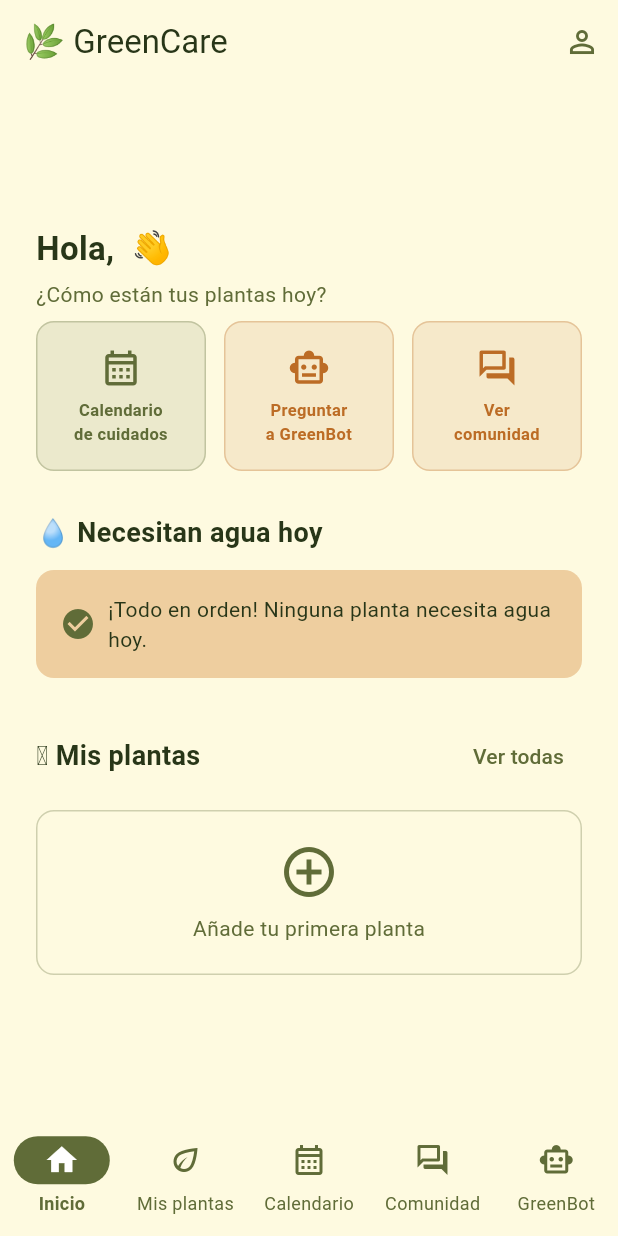
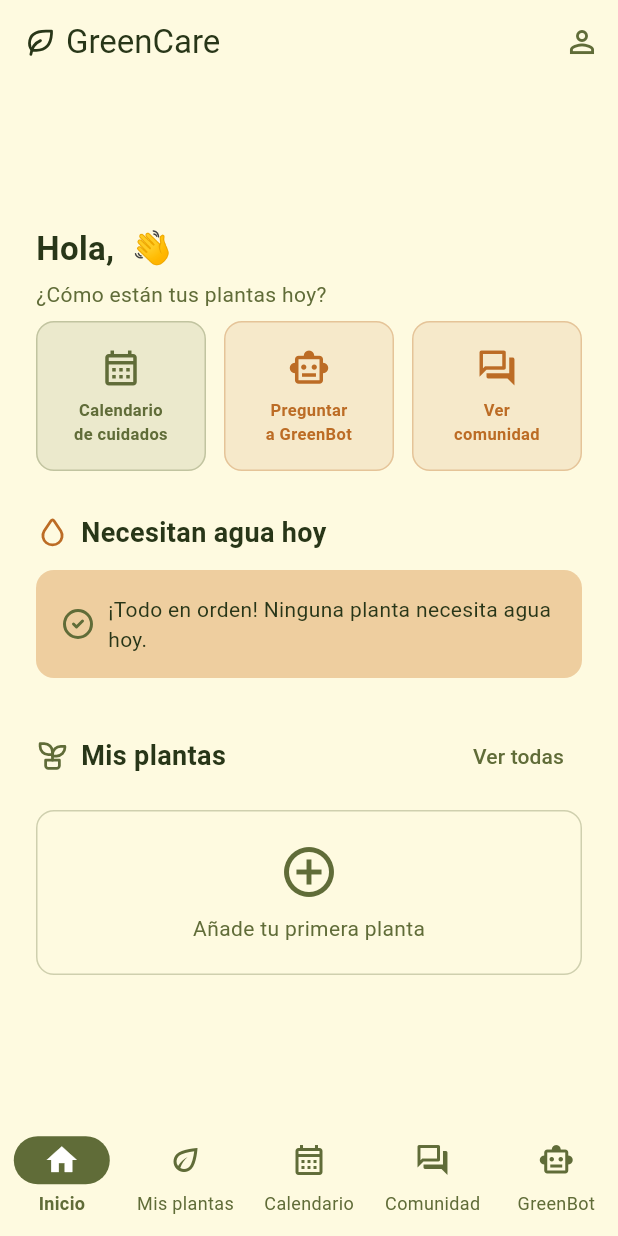
Before and after one commit to naroa0699/greencare-app, a Flutter app: the screen it shows once a user with an empty profile is signed in, on a phone screen of 412 x 824 dp. Run offline on Flutter 3.47's test engine with Material 3 defaults, Android fonts, the phone set to English and light mode, and no system bars; our stand-ins replace cached_network_image, cloud_firestore, firebase_auth, firebase_core, flutter_local_notifications, go_router and 5 more; accounts and stored records are empty; network calls fail.

Commit message:
Reemplazar emojis e iconos Material por Tabler Icons en home screen
Sustituye los emojis (🌿 🔥 💧 🪴) e Icons de Material Design por
iconos vectoriales de tabler_icons (leaf, flame, droplet, plant,
circle_check) para una UI más consistente y profesional.

Co-Authored-By: Claude Sonnet 4.6 <noreply@anthropic.com>

```diff
--- a/greencare_flutter/lib/presentation/screens/home/home_screen.dart
+++ b/greencare_flutter/lib/presentation/screens/home/home_screen.dart
@@ -4,6 +4,7 @@ import 'package:firebase_auth/firebase_auth.dart' hide AuthProvider;
 import 'package:cloud_firestore/cloud_firestore.dart';
 import 'package:go_router/go_router.dart';
 import 'package:provider/provider.dart';
+import 'package:tabler_icons/tabler_icons.dart';
 import '../../../providers/auth_provider.dart' as app_auth;
 import '../../../data/repositories/user_plant_repository.dart';
 import '../../../data/models/user_plant_model.dart';
@@ -37,7 +38,14 @@ class _HomeScreenState extends State<HomeScreen> {
       appBar: kIsWeb
           ? null
           : AppBar(
-              title: const Text('🌿 GreenCare'),
+              title: const Row(
+                mainAxisSize: MainAxisSize.min,
+                children: [
+                  Icon(TablerIcons.leaf, size: 22),
+                  SizedBox(width: 6),
+                  Text('GreenCare'),
+                ],
+              ),
               actions: [
                 IconButton(
                   icon: const Icon(Icons.person_outline),
@@ -130,7 +138,7 @@ class _HomeScreenState extends State<HomeScreen> {
                           child: Row(
                             mainAxisSize: MainAxisSize.min,
                             children: [
-                              const Text('🔥', style: TextStyle(fontSize: 20)),
+                              Icon(TablerIcons.flame, color: Colors.orange, size: 22),
                               const SizedBox(width: 8),
                               Text(
                                 '¡Llevas $streak día${streak == 1 ? '' : 's'} de racha!',
@@ -172,13 +180,19 @@ class _HomeScreenState extends State<HomeScreen> {
                     ),
                     const SizedBox(height: 28),
 
+                    Row(
+                      children: [
+                        Icon(TablerIcons.droplet, color: scheme.secondary, size: 22),
+                        const SizedBox(width: 8),
                         Text(
-                      '💧 Necesitan agua hoy',
+                          'Necesitan agua hoy',
                           style: TextStyle(
                             fontSize: 18,
                             fontWeight: FontWeight.bold,
                             color: scheme.onSurface,
                           ),
+                        ),
+                      ],
                     ),
                     const SizedBox(height: 12),
                     if (urgent.isEmpty)
@@ -190,7 +204,7 @@ class _HomeScreenState extends State<HomeScreen> {
                         ),
                         child: Row(
                           children: [
-                            Icon(Icons.check_circle, color: scheme.primary),
+                            Icon(TablerIcons.circle_check, color: scheme.primary),
                             const SizedBox(width: 8),
                             const Expanded(
                               child: Text(
@@ -217,13 +231,19 @@ class _HomeScreenState extends State<HomeScreen> {
                     Row(
                       mainAxisAlignment: MainAxisAlignment.spaceBetween,
                       children: [
+                        Row(
+                          children: [
+                            Icon(TablerIcons.plant, color: scheme.primary, size: 22),
+                            const SizedBox(width: 8),
                             Text(
-                          '🪴 Mis plantas',
+                              'Mis plantas',
                               style: TextStyle(
                                 fontSize: 18,
                                 fontWeight: FontWeight.bold,
                                 color: scheme.onSurface,
                               ),
+                            ),
+                          ],
                         ),
                         TextButton(
                           onPressed: () => context.go('/my-plants'),
@@ -282,7 +302,7 @@ class _HomeScreenState extends State<HomeScreen> {
                               child: Row(
                                 children: [
                                   Icon(
-                                    Icons.eco,
+                                    TablerIcons.plant,
                                     color: scheme.primary,
                                     size: 32,
                                   ),
@@ -394,7 +414,7 @@ class _UrgentPlantChip extends StatelessWidget {
       child: Column(
         mainAxisAlignment: MainAxisAlignment.center,
         children: [
-          Icon(Icons.water_drop, color: scheme.secondary, size: 28),
+          Icon(TablerIcons.droplet, color: scheme.secondary, size: 28),
           const SizedBox(height: 6),
           Text(
             plant.nickname ?? plant.commonName,
```
Lines whose indentation alone changed are shown as unchanged.
